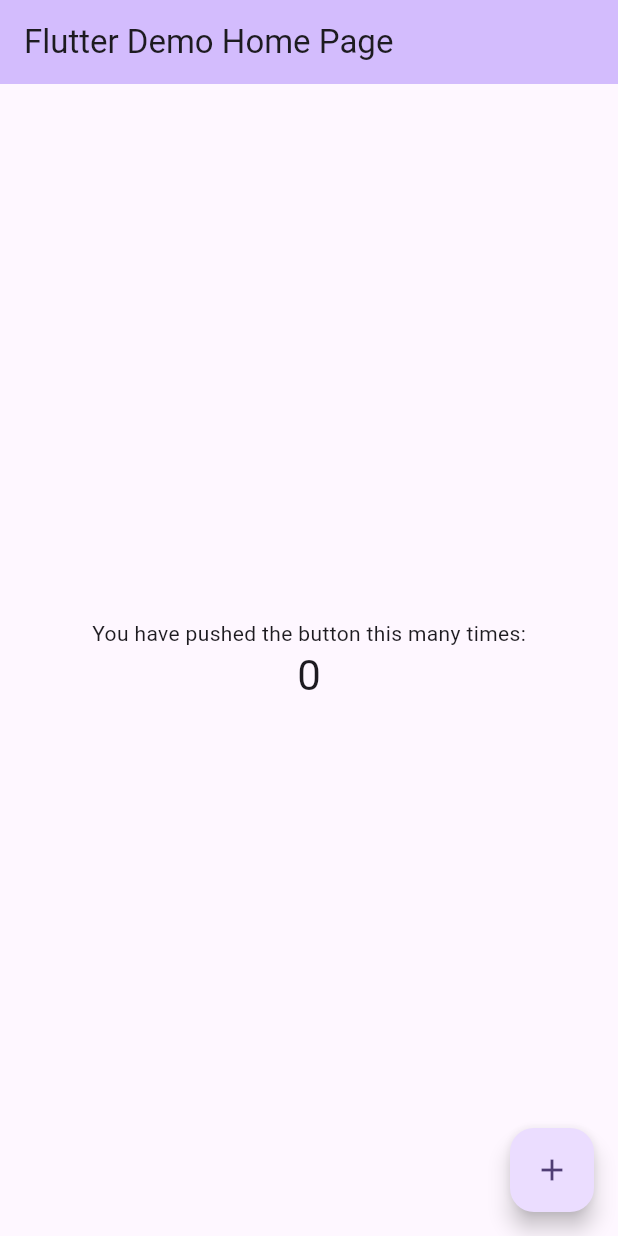
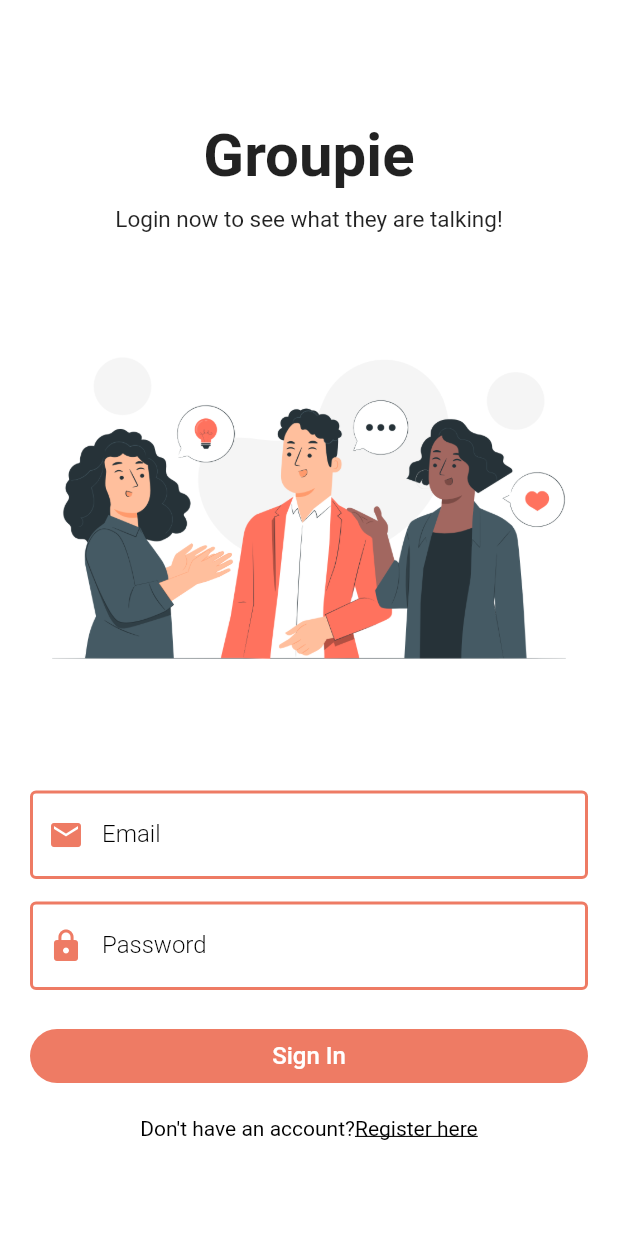
Before and after one commit to itsmohsin/chatapp_firebase, a Flutter app: the screen it shows after launch, on a phone screen of 412 x 824 dp. Run offline on Flutter 3.47's test engine with Material 2 defaults, Android fonts, the phone set to English and light mode, and no system bars; our stand-ins replace firebase_core, shared_preferences; accounts and stored records are empty.

Commit message:
Done with Login UI

```diff
--- /dev/null
+++ b/lib/helper/helper_function.dart
@@ -0,0 +1,17 @@
+import 'package:shared_preferences/shared_preferences.dart';
+
+class HelperFunctions {
+// Keys
+  static String userLoggedInKey = "LOGGEDINKEY";
+  static String userNameKey = "USERNAMEKEY";
+  static String userEmailKey = "EMAILKEY";
+
+// saving the dato to shared file
+
+// getting the data from shared file
+
+  static Future<bool?> getUserLoggedInStatus() async {
+    SharedPreferences sf = await SharedPreferences.getInstance();
+    return sf.getBool(userLoggedInKey);
+  }
+}
--- a/lib/main.dart
+++ b/lib/main.dart
@@ -1,125 +1,60 @@
+import 'package:chatapp_firebase/helper/helper_function.dart';
+import 'package:chatapp_firebase/shared/constants.dart';
+import 'package:firebase_core/firebase_core.dart';
 import 'package:flutter/material.dart';
+import 'package:flutter/foundation.dart';
+import 'pages/auth/home_page.dart';
+import 'pages/auth/login_page.dart';
 
-void main() {
+void main() async {
+  WidgetsFlutterBinding.ensureInitialized();
+  if (kIsWeb) {
+    // run the initialization for web
+    await Firebase.initializeApp(
+        options: FirebaseOptions(
+            apiKey: Constants.apiKey,
+            appId: Constants.appId,
+            messagingSenderId: Constants.messagingSenderId,
+            projectId: Constants.projectId));
+  } else {
+    // run the initialization for android, ios
+    await Firebase.initializeApp();
+  }
   runApp(const MyApp());
 }
 
-class MyApp extends StatelessWidget {
+class MyApp extends StatefulWidget {
   const MyApp({super.key});
 
-  // This widget is the root of your application.
   @override
-  Widget build(BuildContext context) {
-    return MaterialApp(
-      title: 'Flutter Demo',
-      theme: ThemeData(
-        // This is the theme of your application.
-        //
-        // TRY THIS: Try running your application with "flutter run". You'll see
-        // the application has a blue toolbar. Then, without quitting the app,
-        // try changing the seedColor in the colorScheme below to Colors.green
-        // and then invoke "hot reload" (save your changes or press the "hot
-        // reload" button in a Flutter-supported IDE, or press "r" if you used
-        // the command line to start the app).
-        //
-        // Notice that the counter didn't reset back to zero; the application
-        // state is not lost during the reload. To reset the state, use hot
-        // restart instead.
-        //
-        // This works for code too, not just values: Most code changes can be
-        // tested with just a hot reload.
-        colorScheme: ColorScheme.fromSeed(seedColor: Colors.deepPurple),
-        useMaterial3: true,
-      ),
-      home: const MyHomePage(title: 'Flutter Demo Home Page'),
-    );
-  }
+  State<MyApp> createState() => _MyAppState();
 }
 
-class MyHomePage extends StatefulWidget {
-  const MyHomePage({super.key, required this.title});
-
-  // This widget is the home page of your application. It is stateful, meaning
-  // that it has a State object (defined below) that contains fields that affect
-  // how it looks.
-
-  // This class is the configuration for the state. It holds the values (in this
-  // case the title) provided by the parent (in this case the App widget) and
-  // used by the build method of the State. Fields in a Widget subclass are
-  // always marked "final".
-
-  final String title;
+class _MyAppState extends State<MyApp> {
+  bool _isSignedIn = false;
 
   @override
-  State<MyHomePage> createState() => _MyHomePageState();
-}
+  void initState() {
+    super.initState();
+    getUserLoggedInStatus();
+  }
 
-class _MyHomePageState extends State<MyHomePage> {
-  int _counter = 0;
-
-  void _incrementCounter() {
-    setState(() {
-      // This call to setState tells the Flutter framework that something has
-      // changed in this State, which causes it to rerun the build method below
-      // so that the display can reflect the updated values. If we changed
-      // _counter without calling setState(), then the build method would not be
-      // called again, and so nothing would appear to happen.
-      _counter++;
+  getUserLoggedInStatus() async {
+    await HelperFunctions.getUserLoggedInStatus().then((value) {
+      if (value != null) {
+        _isSignedIn = value;
+      }
     });
   }
 
   @override
   Widget build(BuildContext context) {
-    // This method is rerun every time setState is called, for instance as done
-    // by the _incrementCounter method above.
-    //
-    // The Flutter framework has been optimized to make rerunning build methods
-    // fast, so that you can just rebuild anything that needs updating rather
-    // than having to individually change instances of widgets.
-    return Scaffold(
-      appBar: AppBar(
-        // TRY THIS: Try changing the color here to a specific color (to
-        // Colors.amber, perhaps?) and trigger a hot reload to see the AppBar
-        // change color while the other colors stay the same.
-        backgroundColor: Theme.of(context).colorScheme.inversePrimary,
-        // Here we take the value from the MyHomePage object that was created by
-        // the App.build method, and use it to set our appbar title.
-        title: Text(widget.title),
-      ),
-      body: Center(
-        // Center is a layout widget. It takes a single child and positions it
-        // in the middle of the parent.
-        child: Column(
-          // Column is also a layout widget. It takes a list of children and
-          // arranges them vertically. By default, it sizes itself to fit its
-          // children horizontally, and tries to be as tall as its parent.
-          //
-          // Column has various properties to control how it sizes itself and
-          // how it positions its children. Here we use mainAxisAlignment to
-          // center the children vertically; the main axis here is the vertical
-          // axis because Columns are vertical (the cross axis would be
-          // horizontal).
-          //
-          // TRY THIS: Invoke "debug painting" (choose the "Toggle Debug Paint"
-          // action in the IDE, or press "p" in the console), to see the
-          // wireframe for each widget.
-          mainAxisAlignment: MainAxisAlignment.center,
-          children: <Widget>[
-            const Text(
-              'You have pushed the button this many times:',
-            ),
-            Text(
-              '$_counter',
-              style: Theme.of(context).textTheme.headlineMedium,
-            ),
-          ],
-        ),
-      ),
-      floatingActionButton: FloatingActionButton(
-        onPressed: _incrementCounter,
-        tooltip: 'Increment',
-        child: const Icon(Icons.add),
-      ), // This trailing comma makes auto-formatting nicer for build methods.
+    return MaterialApp(
+      theme: ThemeData(
+          primaryColor: Constants().primaryColor,
+          scaffoldBackgroundColor: Colors.white),
+      debugShowCheckedModeBanner: false,
+      home: _isSignedIn ? const HomePage() : const LoginPage(),
     );
   }
 }
--- /dev/null
+++ b/lib/pages/auth/login_page.dart
@@ -0,0 +1,125 @@
+import 'package:chatapp_firebase/pages/auth/register_page.dart';
+import 'package:flutter/gestures.dart';
+import 'package:flutter/material.dart';
+
+import '../../widgets/widgets.dart';
+
+class LoginPage extends StatefulWidget {
+  const LoginPage({super.key});
+
+  @override
+  State<LoginPage> createState() => _LoginPageState();
+}
+
+class _LoginPageState extends State<LoginPage> {
+  final formKey = GlobalKey<FormState>();
+  String email = "";
+  String password = "";
+
+  @override
+  Widget build(BuildContext context) {
+    return Scaffold(
+        body: SingleChildScrollView(
+      child: Padding(
+        padding: const EdgeInsets.symmetric(horizontal: 20, vertical: 80),
+        child: Form(
+          key: formKey,
+          child: Column(
+            mainAxisAlignment: MainAxisAlignment.center,
+            crossAxisAlignment: CrossAxisAlignment.center,
+            children: [
+              const Text(
+                'Groupie',
+                style: TextStyle(fontSize: 40, fontWeight: FontWeight.bold),
+              ),
+              const SizedBox(height: 10),
+              const Text("Login now to see what they are talking!",
+                  style: TextStyle(fontSize: 15, fontWeight: FontWeight.w400)),
+              Image.asset("assets/login.png"),
+              TextFormField(
+                decoration: textInputDecoration.copyWith(
+                    labelText: "Email",
+                    prefixIcon: Icon(
+                      Icons.email,
+                      color: Theme.of(context).primaryColor,
+                    )),
+                onChanged: (val) {
+                  setState(() {
+                    email = val;
+                    print(val);
+                  });
+                },
+
+                // Check the validation status
+                validator: (val) {
+                  return RegExp(
+                              r"^[a-zA-Z0-9.a-zA-Z0-9.!#$%&'*+-/=?^_`{|}~]+@[a-zA-Z0-9]+\.[a-zA-Z]+")
+                          .hasMatch(val!)
+                      ? null
+                      : "Please enter a valid email";
+                },
+              ),
+              const SizedBox(height: 15),
+              TextFormField(
+                obscureText: true,
+                decoration: textInputDecoration.copyWith(
+                    labelText: "Password",
+                    prefixIcon: Icon(
+                      Icons.lock,
+                      color: Theme.of(context).primaryColor,
+                    )),
+                validator: (val) {
+                  if (val!.length < 6) {
+                    return "Password must be at least 6 characters";
+                  } else {
+                    return null;
+                  }
+                },
+                onChanged: (val) {
+                  setState(() {
+                    password = val;
+                  });
+                },
+              ),
+              const SizedBox(height: 20),
+              SizedBox(
+                width: double.infinity,
+                child: ElevatedButton(
+                  style: ElevatedButton.styleFrom(
+                      primary: Theme.of(context).primaryColor,
+                      elevation: 0,
+                      shape: RoundedRectangleBorder(
+                          borderRadius: BorderRadius.circular(30))),
+                  child: const Text(
+                    "Sign In",
+                    style: TextStyle(color: Colors.white, fontSize: 16),
+                  ),
+                  onPressed: () {
+                    login();
+                  },
+                ),
+              ),
+              const SizedBox(height: 16),
+              Text.rich(TextSpan(
+                  text: "Don't have an account?",
+                  style: const TextStyle(color: Colors.black, fontSize: 14),
+                  children: <TextSpan>[
+                    TextSpan(
+                        text: "Register here",
+                        style: const TextStyle(
+                            color: Colors.black,
+                            decoration: TextDecoration.underline),
+                        recognizer: TapGestureRecognizer()
+                          ..onTap = () {
+                            nextScreen(context, const RegisterPage());
+                          }),
+                  ]))
+            ],
+          ),
+        ),
+      ),
+    ));
+  }
+}
+
+login() {}
--- /dev/null
+++ b/lib/shared/constants.dart
@@ -0,0 +1,9 @@
+import 'package:flutter/material.dart';
+
+class Constants {
+  static String appId = "1:310249504175:web:2dcf87e3eb904735ad835a";
+  static String apiKey = "AIzaSyBLMJ6_iw9QTTq5dJTpuotBvKo8wa19_v0";
+  static String messagingSenderId = "310249504175";
+  static String projectId = "chatappflutter-edb78";
+  final primaryColor = const Color(0xFFee7b64);
+}
--- /dev/null
+++ b/lib/widgets/widgets.dart
@@ -0,0 +1,23 @@
+import 'package:flutter/material.dart';
+
+const textInputDecoration = InputDecoration(
+  labelStyle: TextStyle(color: Colors.black, fontWeight: FontWeight.w300),
+  focusedBorder: OutlineInputBorder(
+    borderSide: BorderSide(color: Color(0xFFee7b64), width: 2),
+  ),
+  enabledBorder: OutlineInputBorder(
+    borderSide: BorderSide(color: Color(0xFFee7b64), width: 2),
+  ),
+  errorBorder: OutlineInputBorder(
+    borderSide: BorderSide(color: Color(0xFFee7b64), width: 2),
+  ),
+);
+
+void nextScreen(context, page) {
+  Navigator.push(context, MaterialPageRoute(builder: (context) => page));
+}
+
+void nextScreenReplace(context, page) {
+  Navigator.pushReplacement(
+      context, MaterialPageRoute(builder: (context) => page));
+}
--- a/todo.txt
+++ b/todo.txt
@@ -1 +1,2 @@
 Adding firebase : android , ios, web.
+firebase.initializeapp(options: options)
```
Also changed, not shown: lib/pages/auth/home_page.dart (added, +17 -0 lines), lib/pages/auth/register_page.dart (added, +17 -0 lines), pubspec.yaml (+13 -20 lines), assets/login.png (added), assets/register.png (added), pubspec.lock, 13 other files.
